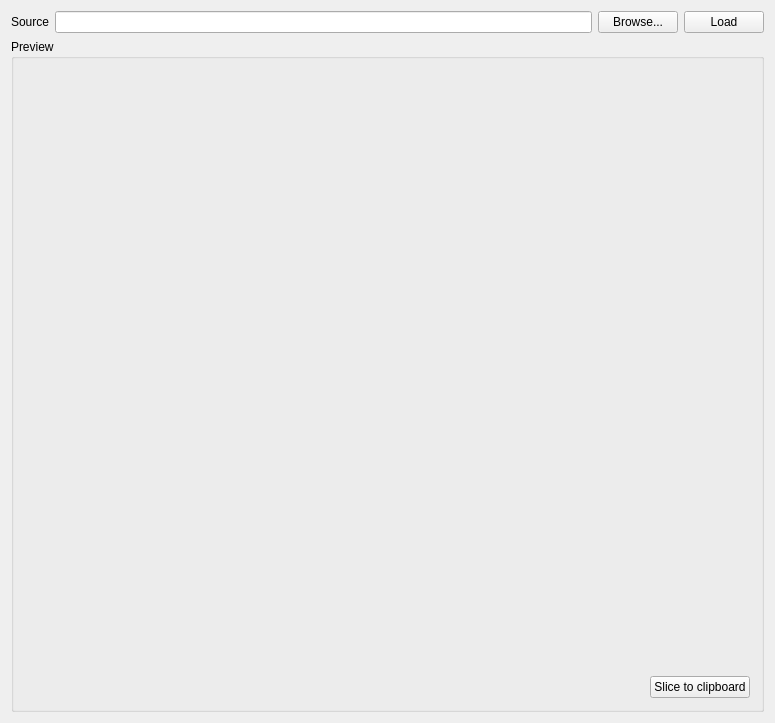
The window that widget.ui (flopcat/sliceract) describes before a commit, drawn with Qt 5.
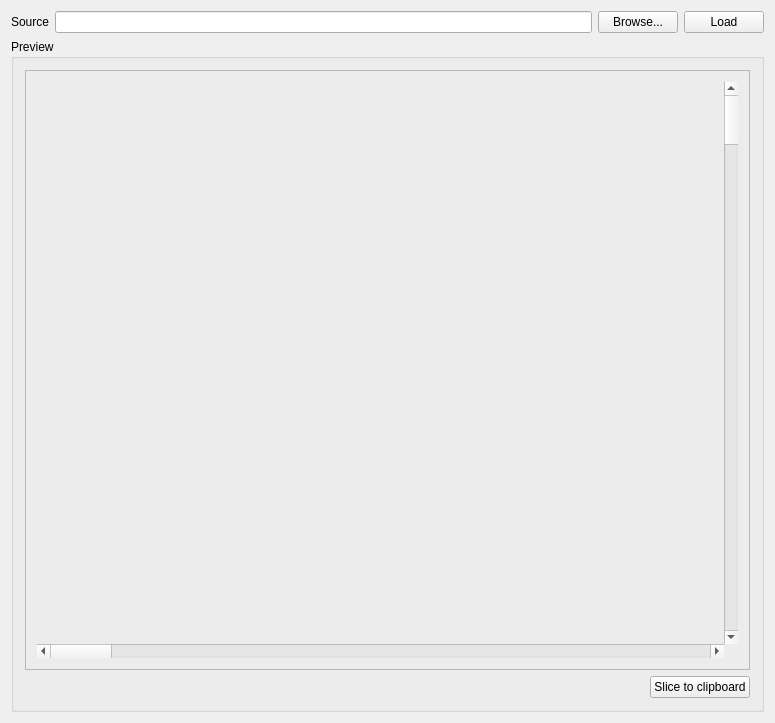
The same window after the commit.

Commit message:
widget/previewwidget: convert from scaled to scrolled
More or less the same operation as before, except rectangle creation is
nonstandard: left button to set one corner, right button to set the
other corner.

Diff of the .ui file:
```diff
--- a/widget.ui
+++ b/widget.ui
@@ -47,9 +47,38 @@
      <property name="title">
       <string>Preview</string>
      </property>
-     <layout class="QVBoxLayout" name="verticalLayout_2" stretch="1,0">
+     <layout class="QVBoxLayout" name="verticalLayout_2" stretch="0,0">
       <item>
-       <layout class="QHBoxLayout" name="previewHostLayout"/>
+       <widget class="QFrame" name="gridFrame">
+        <property name="frameShape">
+         <enum>QFrame::StyledPanel</enum>
+        </property>
+        <property name="frameShadow">
+         <enum>QFrame::Sunken</enum>
+        </property>
+        <layout class="QGridLayout" name="gridLayout" rowstretch="1,0" columnstretch="1,0">
+         <property name="spacing">
+          <number>0</number>
+         </property>
+         <item row="0" column="1">
+          <widget class="QScrollBar" name="verticalScrollBar">
+           <property name="orientation">
+            <enum>Qt::Vertical</enum>
+           </property>
+          </widget>
+         </item>
+         <item row="0" column="0">
+          <layout class="QHBoxLayout" name="previewHostLayout"/>
+         </item>
+         <item row="1" column="0">
+          <widget class="QScrollBar" name="horizontalScrollBar">
+           <property name="orientation">
+            <enum>Qt::Horizontal</enum>
+           </property>
+          </widget>
+         </item>
+        </layout>
+       </widget>
       </item>
       <item>
        <layout class="QHBoxLayout" name="sliceLayout">
```
The commit also changes 4 other files.
